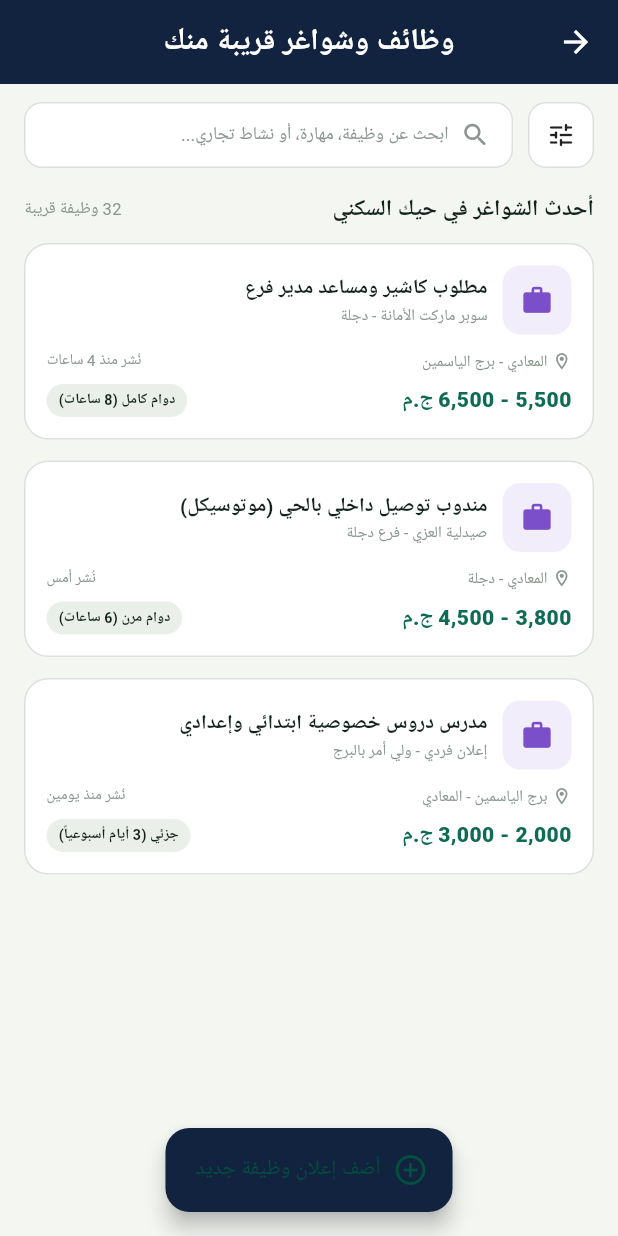
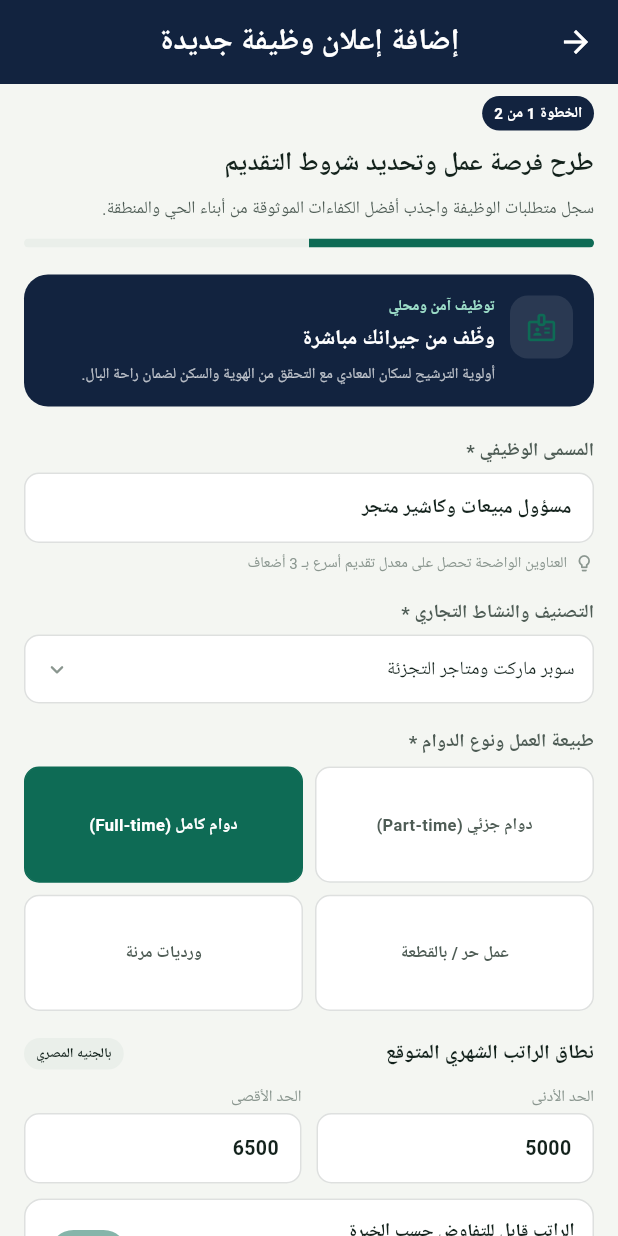
Before and after one commit to ahmedshaabangcc-crypto/mogtama3y, a Flutter app: the JobsBoardScreen screen opened directly, after a tap on "أضف إعلان وظيفة جديد", on a phone screen of 412 x 824 dp. Run offline on Flutter 3.47's test engine with Material 3 defaults, Android fonts, the phone set to English and light mode, and no system bars; our stand-ins replace google_fonts, supabase_flutter; accounts and stored records are empty; Roboto replaces fonts that are missing (Ibm Plex Sans Arabic, Reem Kufi).

Commit message:
Add the employer-side post-a-job form (screen 32)
post_job_form_screen.dart: step-1-of-2 posting form — the "safe
local hiring" banner, job title with a completion-rate tip, business
category dropdown, a 4-option schedule-type grid, min/max salary
fields with a negotiable toggle, a requirements textarea, and the
privacy section (receive CV+phone directly, hide employer phone,
smart geographic-reach note).

Wired the jobs board's "أضف إعلان وظيفة جديد" FAB to open it.

Verified with flutter analyze (no issues).

Co-Authored-By: Claude Sonnet 5 <noreply@anthropic.com>

```diff
--- a/lib/features/jobs/jobs_board_screen.dart
+++ b/lib/features/jobs/jobs_board_screen.dart
@@ -2,6 +2,7 @@ import 'package:flutter/material.dart';
 
 import '../../core/theme/app_colors.dart';
 import 'job_details_screen.dart';
+import 'post_job_form_screen.dart';
 
 const _postings = [
   sampleJob,
@@ -94,7 +95,7 @@ class JobsBoardScreen extends StatelessWidget {
       ),
       floatingActionButtonLocation: FloatingActionButtonLocation.centerFloat,
       floatingActionButton: FloatingActionButton.extended(
-        onPressed: () {},
+        onPressed: () => Navigator.of(context).push(MaterialPageRoute(builder: (_) => const PostJobFormScreen())),
         backgroundColor: AppColors.navy,
         icon: const Icon(Icons.add_circle_outline_rounded),
         label: const Text('أضف إعلان وظيفة جديد'),
--- /dev/null
+++ b/lib/features/jobs/post_job_form_screen.dart
@@ -0,0 +1,301 @@
+import 'package:flutter/material.dart';
+
+import '../../core/theme/app_colors.dart';
+
+/// Post a new job listing (step 1 of 2) — matches
+/// design/screens/32_post_job_form.png.
+class PostJobFormScreen extends StatefulWidget {
+  const PostJobFormScreen({super.key});
+
+  @override
+  State<PostJobFormScreen> createState() => _PostJobFormScreenState();
+}
+
+class _PostJobFormScreenState extends State<PostJobFormScreen> {
+  int _scheduleType = 1;
+  bool _negotiable = true;
+  bool _receiveCvDirect = true;
+  bool _hideEmployerPhone = true;
+
+  static const _schedules = ['دوام جزئي (Part-time)', 'دوام كامل (Full-time)', 'عمل حر / بالقطعة', 'ورديات مرنة'];
+
+  @override
+  Widget build(BuildContext context) {
+    return Scaffold(
+      backgroundColor: AppColors.bg,
+      appBar: AppBar(title: const Text('إضافة إعلان وظيفة جديدة')),
+      body: ListView(
+        padding: const EdgeInsets.fromLTRB(16, 8, 16, 16),
+        children: [
+          Row(children: [
+            Container(
+              padding: const EdgeInsets.symmetric(horizontal: 8, vertical: 4),
+              decoration: BoxDecoration(color: AppColors.navy, borderRadius: BorderRadius.circular(100)),
+              child: const Text('الخطوة 1 من 2', style: TextStyle(fontSize: 10, color: Colors.white, fontWeight: FontWeight.w700)),
+            ),
+          ]),
+          const SizedBox(height: 10),
+          const Text('طرح فرصة عمل وتحديد شروط التقديم', style: TextStyle(fontWeight: FontWeight.w800, fontSize: 17, height: 1.4)),
+          const SizedBox(height: 6),
+          const Text('سجل متطلبات الوظيفة واجذب أفضل الكفاءات الموثوقة من أبناء الحي والمنطقة.', style: TextStyle(fontSize: 11.5, color: AppColors.inkSecondary, height: 1.8)),
+          const SizedBox(height: 10),
+          ClipRRect(
+            borderRadius: BorderRadius.circular(100),
+            child: LinearProgressIndicator(value: 0.5, minHeight: 6, backgroundColor: AppColors.surfaceAlt, valueColor: const AlwaysStoppedAnimation(AppColors.teal)),
+          ),
+          const SizedBox(height: 18),
+          Container(
+            padding: const EdgeInsets.all(14),
+            decoration: BoxDecoration(color: AppColors.navy, borderRadius: BorderRadius.circular(16)),
+            child: Row(
+              crossAxisAlignment: CrossAxisAlignment.start,
+              children: [
+                Container(
+                  width: 42,
+                  height: 42,
+                  decoration: BoxDecoration(color: Colors.white.withValues(alpha: 0.1), borderRadius: BorderRadius.circular(12)),
+                  child: const Icon(Icons.badge_outlined, color: AppColors.teal, size: 22),
+                ),
+                const SizedBox(width: 10),
+                Expanded(
+                  child: Column(
+                    crossAxisAlignment: CrossAxisAlignment.start,
+                    children: [
+                      const Text('توظيف آمن ومحلي', style: TextStyle(color: AppColors.tealLight, fontSize: 10, fontWeight: FontWeight.w700)),
+                      const SizedBox(height: 4),
+                      const Text('وظّف من جيرانك مباشرة', style: TextStyle(color: Colors.white, fontWeight: FontWeight.w700, fontSize: 14)),
+                      const SizedBox(height: 4),
+                      const Text('أولوية الترشيح لسكان المعادي مع التحقق من الهوية والسكن لضمان راحة البال.', style: TextStyle(color: Colors.white70, fontSize: 10, height: 1.6)),
+                    ],
+                  ),
+                ),
+              ],
+            ),
+          ),
+          const SizedBox(height: 20),
+          const _FieldLabel('المسمى الوظيفي *'),
+          const SizedBox(height: 6),
+          const _InputBox(text: 'مسؤول مبيعات وكاشير متجر'),
+          const SizedBox(height: 6),
+          const Row(children: [
+            Icon(Icons.lightbulb_outline_rounded, size: 13, color: AppColors.inkMuted),
+            SizedBox(width: 5),
+            Expanded(child: Text('العناوين الواضحة تحصل على معدل تقديم أسرع بـ 3 أضعاف', style: TextStyle(fontSize: 10, color: AppColors.inkMuted))),
+          ]),
+          const SizedBox(height: 16),
+          const _FieldLabel('التصنيف والنشاط التجاري *'),
+          const SizedBox(height: 6),
+          _DropdownBox(text: 'سوبر ماركت ومتاجر التجزئة'),
+          const SizedBox(height: 16),
+          const _FieldLabel('طبيعة العمل ونوع الدوام *'),
+          const SizedBox(height: 8),
+          GridView.builder(
+            shrinkWrap: true,
+            physics: const NeverScrollableScrollPhysics(),
+            itemCount: _schedules.length,
+            gridDelegate: const SliverGridDelegateWithFixedCrossAxisCount(crossAxisCount: 2, mainAxisSpacing: 8, crossAxisSpacing: 8, childAspectRatio: 2.4),
+            itemBuilder: (context, i) {
+              final selected = _scheduleType == i;
+              return InkWell(
+                borderRadius: BorderRadius.circular(10),
+                onTap: () => setState(() => _scheduleType = i),
+                child: Container(
+                  alignment: Alignment.center,
+                  decoration: BoxDecoration(
+                    color: selected ? AppColors.teal : AppColors.surface,
+                    borderRadius: BorderRadius.circular(10),
+                    border: Border.all(color: selected ? AppColors.teal : AppColors.border),
+                  ),
+                  child: Text(_schedules[i], style: TextStyle(fontSize: 11, fontWeight: FontWeight.w600, color: selected ? Colors.white : AppColors.inkSecondary)),
+                ),
+              );
+            },
+          ),
+          const SizedBox(height: 18),
+          Row(children: [
+            const Expanded(child: Text('نطاق الراتب الشهري المتوقع', style: TextStyle(fontWeight: FontWeight.w700, fontSize: 13.5))),
+            Container(
+              padding: const EdgeInsets.symmetric(horizontal: 8, vertical: 4),
+              decoration: BoxDecoration(color: AppColors.surfaceAlt, borderRadius: BorderRadius.circular(100)),
+              child: const Text('بالجنيه المصري', style: TextStyle(fontSize: 9, fontWeight: FontWeight.w600)),
+            ),
+          ]),
+          const SizedBox(height: 10),
+          Row(
+            children: [
+              Expanded(
+                child: Column(
+                  crossAxisAlignment: CrossAxisAlignment.start,
+                  children: const [
+                    Text('الحد الأدنى', style: TextStyle(fontSize: 10.5, color: AppColors.inkMuted)),
+                    SizedBox(height: 4),
+                    _InputBox(text: '5000'),
+                  ],
+                ),
+              ),
+              const SizedBox(width: 10),
+              Expanded(
+                child: Column(
+                  crossAxisAlignment: CrossAxisAlignment.start,
+                  children: const [
+                    Text('الحد الأقصى', style: TextStyle(fontSize: 10.5, color: AppColors.inkMuted)),
+                    SizedBox(height: 4),
+                    _InputBox(text: '6500'),
+                  ],
+                ),
+              ),
+            ],
+          ),
+          const SizedBox(height: 10),
+          _ToggleRow(
+            title: 'الراتب قابل للتفاوض حسب الخبرة',
+            subtitle: 'يوضح للمتقدمين مرونة الراتب أثناء المقابلة',
+            value: _negotiable,
+            onChanged: (v) => setState(() => _negotiable = v),
+          ),
+          const SizedBox(height: 18),
+          const _FieldLabel('متطلبات وشروط الوظيفة *'),
+          const SizedBox(height: 6),
+          Container(
+            padding: const EdgeInsets.all(14),
+            decoration: BoxDecoration(color: AppColors.surface, borderRadius: BorderRadius.circular(12), border: Border.all(color: AppColors.border)),
+            child: const Text(
+              '• مؤهل عالٍ أو متوسط مناسب مع إجادة التعامل مع نقاط البيع.\n• خبرة سابقة لا تقل عن سنة في مجال مبيعات السوبرماركت أو التجزئة.\n• الأولوية لسكان المعادي والمناطق المجاورة لسرعة...',
+              style: TextStyle(fontSize: 11.5, color: AppColors.inkSecondary, height: 1.9),
+            ),
+          ),
+          const SizedBox(height: 20),
+          Row(children: [
+            const Expanded(child: Text('خيارات الخصوصية واستلام الطلبات', style: TextStyle(fontWeight: FontWeight.w700, fontSize: 14))),
+            Container(
+              padding: const EdgeInsets.symmetric(horizontal: 8, vertical: 4),
+              decoration: BoxDecoration(color: AppColors.surfaceAlt, borderRadius: BorderRadius.circular(100)),
+              child: const Text('تحكم كامل', style: TextStyle(fontSize: 9, fontWeight: FontWeight.w600)),
+            ),
+          ]),
+          const Text('تحكّم كامل في ظهور بياناتك وطرق تواصل المتقدمين', style: TextStyle(fontSize: 10, color: AppColors.inkMuted)),
+          const SizedBox(height: 10),
+          _ToggleRow(
+            title: 'استلام السيرة الذاتية (CV) ورقم هاتف المتقدم مباشرة',
+            subtitle: 'الملفات بصيغة PDF وصلت مباشرة إلى صندوق طلبات التوظيف بحسابك',
+            value: _receiveCvDirect,
+            onChanged: (v) => setState(() => _receiveCvDirect = v),
+          ),
+          const SizedBox(height: 10),
+          _ToggleRow(
+            title: 'إخفاء رقم هاتف صاحب العمل',
+            subtitle: 'استقبال استفسارات المرشحين عبر محادثات تطبيق مُجتمعي المشفرة فقط للحفاظ على خصوصيتك',
+            value: _hideEmployerPhone,
+            onChanged: (v) => setState(() => _hideEmployerPhone = v),
+          ),
+          const SizedBox(height: 10),
+          Container(
+            padding: const EdgeInsets.all(12),
+            decoration: BoxDecoration(color: AppColors.surfaceAlt, borderRadius: BorderRadius.circular(12)),
+            child: Row(children: [
+              const Icon(Icons.near_me_outlined, size: 18, color: AppColors.inkSecondary),
+              const SizedBox(width: 10),
+              const Expanded(
+                child: Column(
+                  crossAxisAlignment: CrossAxisAlignment.start,
+                  children: [
+                    Text('نطاق النشر الجغرافي الذكي', style: TextStyle(fontWeight: FontWeight.w700, fontSize: 11.5)),
+                    Text('يُنشر في محافظة القاهرة مع أولوية الظهور للباحثين الأقرب جغرافياً لبرج الياسمين', style: TextStyle(fontSize: 10, color: AppColors.inkMuted, height: 1.5)),
+                  ],
+                ),
+              ),
+            ]),
+          ),
+          const SizedBox(height: 20),
+          SizedBox(
+            width: double.infinity,
+            height: 52,
+            child: ElevatedButton.icon(
+              onPressed: () => Navigator.of(context).pop(),
+              style: ElevatedButton.styleFrom(backgroundColor: AppColors.navy, foregroundColor: Colors.white, shape: RoundedRectangleBorder(borderRadius: BorderRadius.circular(14))),
+              icon: const Icon(Icons.campaign_rounded, size: 18),
+              label: const Text('نشر إعلان الوظيفة واستقبال المتقدمين', style: TextStyle(fontSize: 13.5, fontWeight: FontWeight.w700)),
+            ),
+          ),
+          const SizedBox(height: 8),
+          const Text('الإعلان يراجع فورياً ويوثق بسجل وظائف الحي التجاري', textAlign: TextAlign.center, style: TextStyle(fontSize: 9.5, color: AppColors.inkMuted)),
+        ],
+      ),
+    );
+  }
+}
+
+class _FieldLabel extends StatelessWidget {
+  const _FieldLabel(this.text);
+  final String text;
+
+  @override
+  Widget build(BuildContext context) {
+    return Text(text, style: const TextStyle(fontSize: 12.5, fontWeight: FontWeight.w600, color: AppColors.inkSecondary));
+  }
+}
+
+class _InputBox extends StatelessWidget {
+  const _InputBox({required this.text});
+  final String text;
+
+  @override
+  Widget build(BuildContext context) {
+    return Container(
+      width: double.infinity,
+      padding: const EdgeInsets.symmetric(horizontal: 14, vertical: 13),
+      decoration: BoxDecoration(color: AppColors.surface, borderRadius: BorderRadius.circular(10), border: Border.all(color: AppColors.border)),
+      child: Text(text, style: const TextStyle(fontSize: 13, fontWeight: FontWeight.w600)),
+    );
+  }
+}
+
+class _DropdownBox extends StatelessWidget {
+  const _DropdownBox({required this.text});
+  final String text;
+
+  @override
+  Widget build(BuildContext context) {
+    return Container(
+      width: double.infinity,
+      padding: const EdgeInsets.symmetric(horizontal: 12, vertical: 13),
+      decoration: BoxDecoration(color: AppColors.surface, borderRadius: BorderRadius.circular(10), border: Border.all(color: AppColors.border)),
+      child: Row(children: [
+        Expanded(child: Text(text, style: const TextStyle(fontSize: 12.5))),
+        const Icon(Icons.expand_more_rounded, size: 18, color: AppColors.inkMuted),
+      ]),
+    );
+  }
+}
+
+class _ToggleRow extends StatelessWidget {
+  const _ToggleRow({required this.title, required this.subtitle, required this.value, required this.onChanged});
+  final String title, subtitle;
+  final bool value;
+  final ValueChanged<bool> onChanged;
+
+  @override
+  Widget build(BuildContext context) {
+    return Container(
+      padding: const EdgeInsets.all(12),
+      decoration: BoxDecoration(color: AppColors.surface, borderRadius: BorderRadius.circular(12), border: Border.all(color: AppColors.border)),
+      child: Row(
+        crossAxisAlignment: CrossAxisAlignment.start,
+        children: [
+          Expanded(
+            child: Column(
+              crossAxisAlignment: CrossAxisAlignment.start,
+              children: [
+                Text(title, style: const TextStyle(fontSize: 12, fontWeight: FontWeight.w700)),
+                const SizedBox(height: 3),
+                Text(subtitle, style: const TextStyle(fontSize: 10, color: AppColors.inkMuted, height: 1.5)),
+              ],
+            ),
+          ),
+          const SizedBox(width: 8),
+          Switch(value: value, onChanged: onChanged, activeThumbColor: AppColors.teal),
+        ],
+      ),
+    );
+  }
+}
```
